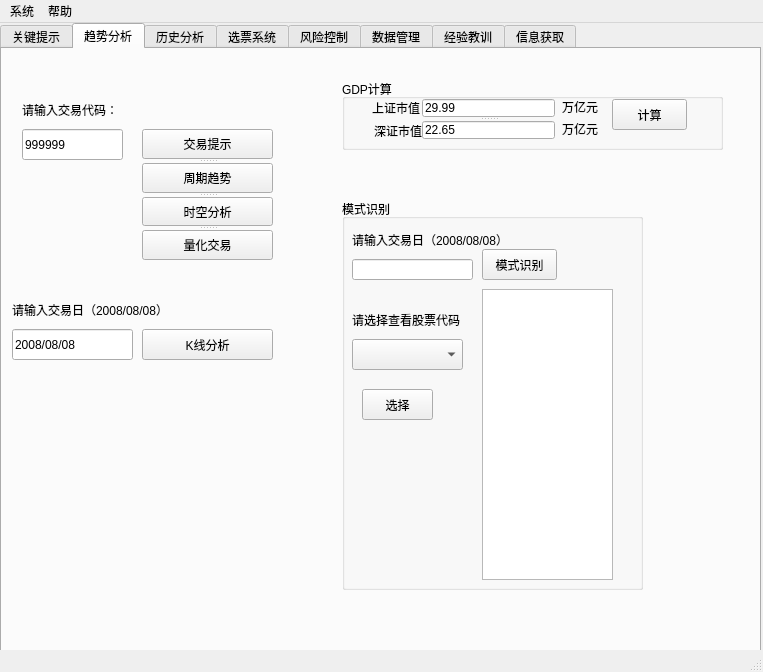
The window that mainUI.ui (xuleoBJ/stock2015) describes before a commit, drawn with Qt 5.
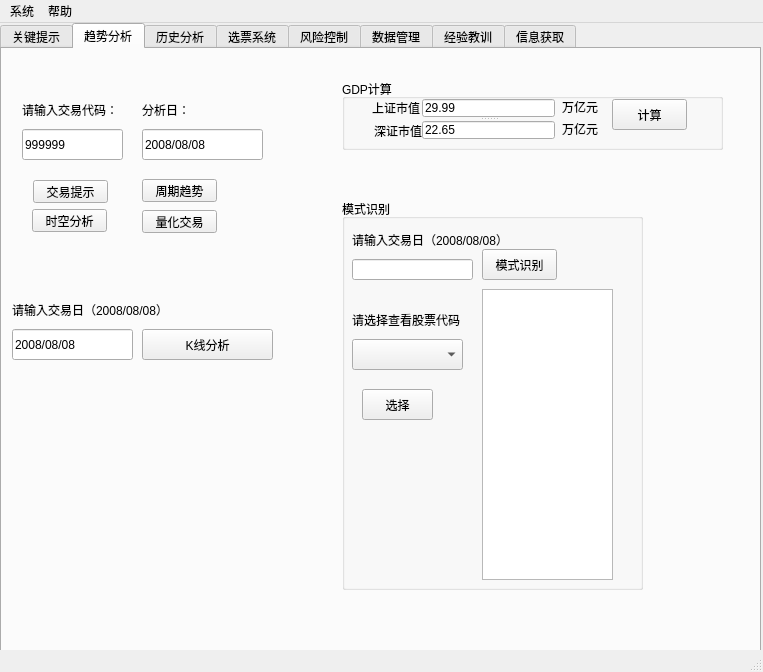
The same window after the commit.

What changed in the file:
```diff
--- a/mainUI.ui
+++ b/mainUI.ui
@@ -302,39 +302,6 @@
        <string>请输入交易代码：</string>
       </property>
      </widget>
-     <widget class="QSplitter" name="splitter">
-      <property name="geometry">
-       <rect>
-        <x>140</x>
-        <y>80</y>
-        <width>131</width>
-        <height>131</height>
-       </rect>
-      </property>
-      <property name="orientation">
-       <enum>Qt::Vertical</enum>
-      </property>
-      <widget class="QPushButton" name="btnTradeInfor">
-       <property name="text">
-        <string>交易提示</string>
-       </property>
-      </widget>
-      <widget class="QPushButton" name="btnCycleTrend">
-       <property name="text">
-        <string>周期趋势</string>
-       </property>
-      </widget>
-      <widget class="QPushButton" name="btnMarketAna">
-       <property name="text">
-        <string>时空分析</string>
-       </property>
-      </widget>
-      <widget class="QPushButton" name="btnQuantitativeTrade">
-       <property name="text">
-        <string>量化交易</string>
-       </property>
-      </widget>
-     </widget>
      <widget class="QLabel" name="label_13">
       <property name="geometry">
        <rect>
@@ -351,8 +318,8 @@
      <widget class="QLineEdit" name="lineEditTradeDate">
       <property name="geometry">
        <rect>
-        <x>10</x>
-        <y>280</y>
+        <x>140</x>
+        <y>80</y>
         <width>121</width>
         <height>31</height>
        </rect>
@@ -374,6 +341,84 @@
        <string>K线分析</string>
       </property>
      </widget>
+     <widget class="QLineEdit" name="lineEditDateKHistory">
+      <property name="geometry">
+       <rect>
+        <x>10</x>
+        <y>280</y>
+        <width>121</width>
+        <height>31</height>
+       </rect>
+      </property>
+      <property name="text">
+       <string>2008/08/08</string>
+      </property>
+     </widget>
+     <widget class="QPushButton" name="btnCycleTrend">
+      <property name="geometry">
+       <rect>
+        <x>140</x>
+        <y>130</y>
+        <width>75</width>
+        <height>23</height>
+       </rect>
+      </property>
+      <property name="text">
+       <string>周期趋势</string>
+      </property>
+     </widget>
+     <widget class="QPushButton" name="btnQuantitativeTrade">
+      <property name="geometry">
+       <rect>
+        <x>140</x>
+        <y>161</y>
+        <width>75</width>
+        <height>23</height>
+       </rect>
+      </property>
+      <property name="text">
+       <string>量化交易</string>
+      </property>
+     </widget>
+     <widget class="QLabel" name="label_14">
+      <property name="geometry">
+       <rect>
+        <x>140</x>
+        <y>40</y>
+        <width>131</width>
+        <height>41</height>
+       </rect>
+      </property>
+      <property name="text">
+       <string>分析日：</string>
+      </property>
+     </widget>
+     <widget class="QPushButton" name="btnTradeInfor">
+      <property name="geometry">
+       <rect>
+        <x>31</x>
+        <y>131</y>
+        <width>75</width>
+        <height>23</height>
+       </rect>
+      </property>
+      <property name="text">
+       <string>交易提示</string>
+      </property>
+     </widget>
+     <widget class="QPushButton" name="btnMarketAna">
+      <property name="geometry">
+       <rect>
+        <x>30</x>
+        <y>160</y>
+        <width>75</width>
+        <height>23</height>
+       </rect>
+      </property>
+      <property name="text">
+       <string>时空分析</string>
+      </property>
+     </widget>
      <zorder>splitter</zorder>
      <zorder>groupBox_2</zorder>
      <zorder>groupBox</zorder>
```
Left out of the diff: 4 changed lines with no effect on the pictures.
